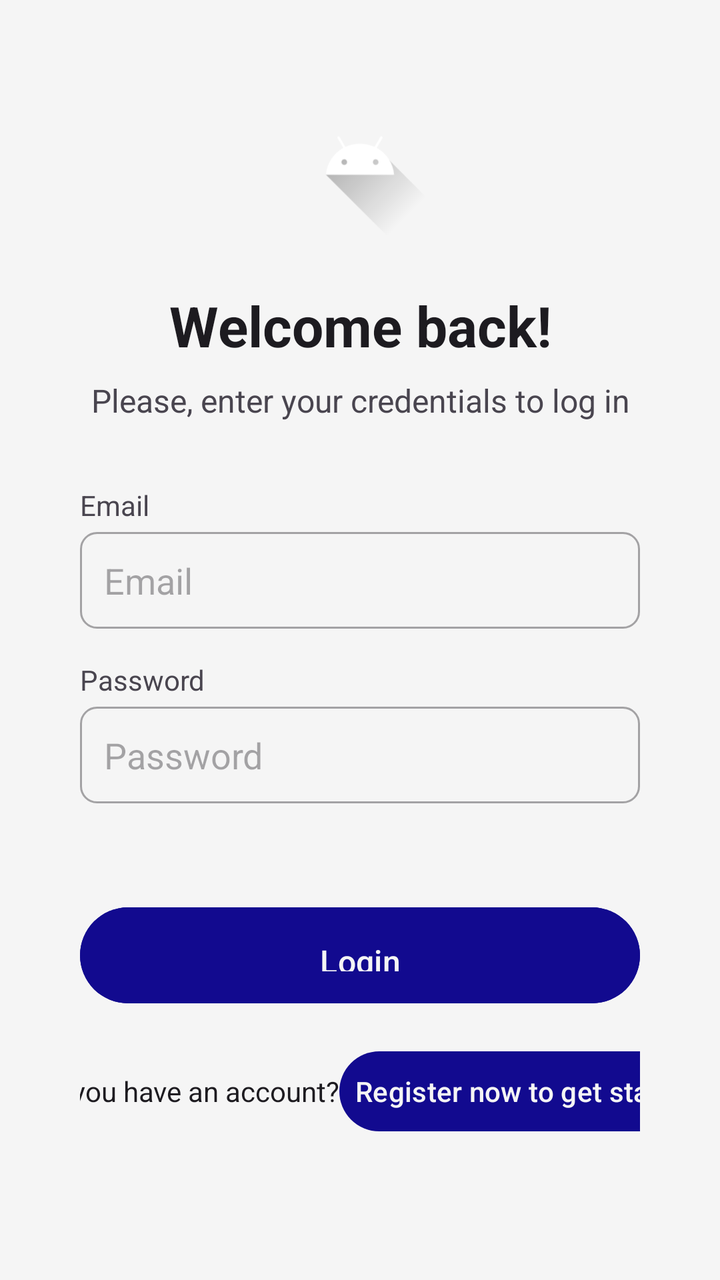
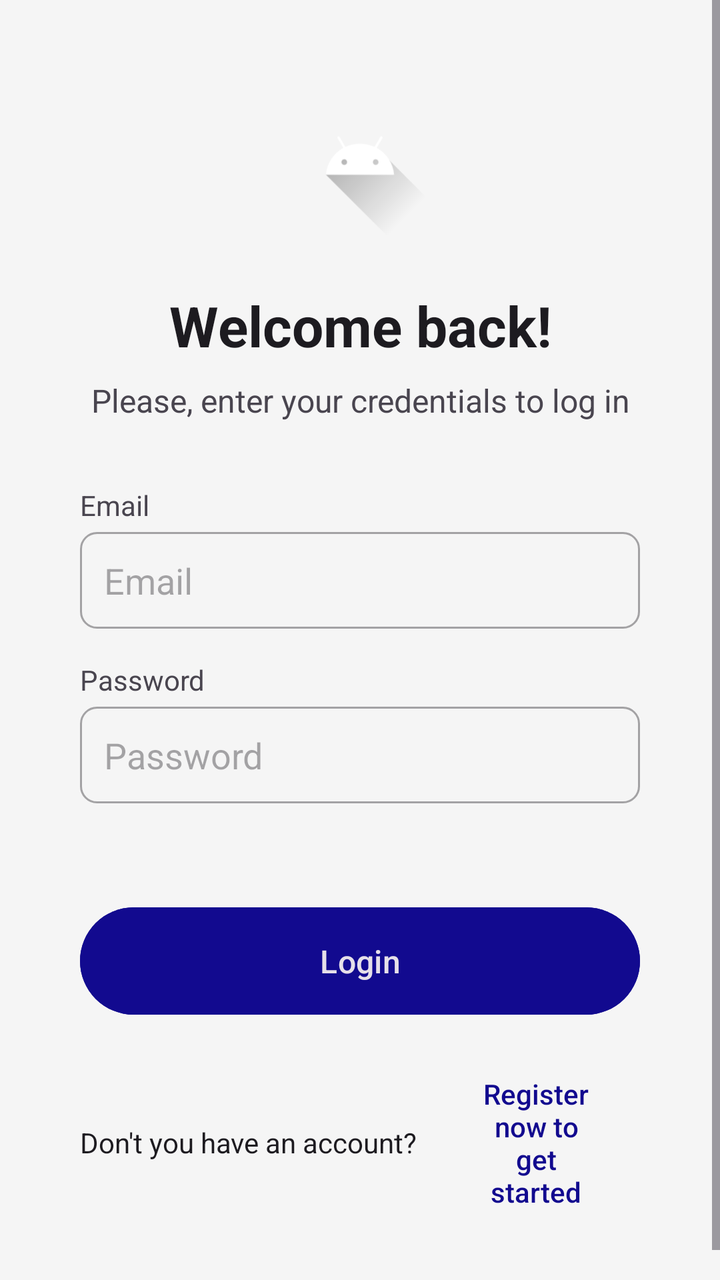

The first picture is an Android layout as it rendered before a commit; the second is the same layout after the commit. The layout source and the unified diff follow.
<!-- AndroidManifest.xml: application theme Theme.MiCasaEsTuCasa -->
<!-- res/layout/login.xml -->
<?xml version="1.0" encoding="utf-8"?>
<ScrollView
    xmlns:android="http://schemas.android.com/apk/res/android"
    xmlns:tools="http://schemas.android.com/tools"
    android:layout_width="match_parent"
    android:layout_height="match_parent"
    android:background="?android:attr/colorBackground"
    tools:context=".ui.utente.LoginActivity">

    <RelativeLayout
        android:layout_width="match_parent"
        android:layout_height="wrap_content"
        android:padding="16dp">

        <LinearLayout
            android:layout_width="match_parent"
            android:layout_height="wrap_content"
            android:orientation="vertical"
            android:padding="24dp">

            
            <ImageView
                android:layout_width="80dp"
                android:layout_height="80dp"
                android:layout_gravity="center"
                android:layout_marginBottom="24dp"
                android:src="@drawable/ic_launcher_foreground"
                android:contentDescription="@string/app_name"/>

            <TextView
                android:layout_width="match_parent"
                android:layout_height="wrap_content"
                android:text="@string/welcome_back"
                android:textSize="28sp"
                android:textStyle="bold"
                android:textColor="?android:attr/textColorPrimary"
                android:gravity="center"
                android:layout_marginBottom="8dp"/>

            <TextView
                android:layout_width="match_parent"
                android:layout_height="wrap_content"
                android:text="@string/inserisci_credenziali"
                android:textSize="16sp"
                android:textColor="?android:attr/textColorSecondary"
                android:gravity="center"
                android:layout_marginBottom="32dp"/>

            
            <TextView
                android:layout_width="match_parent"
                android:layout_height="wrap_content"
                android:text="@string/email"
                android:textSize="14sp"
                android:textColor="?android:attr/textColorSecondary"
                android:layout_marginBottom="4dp"/>

            <EditText
                android:id="@+id/emailEditText"
                android:layout_width="match_parent"
                android:layout_height="wrap_content"
                android:hint="@string/email"
                android:inputType="textEmailAddress"
                android:maxLines="1"
                android:autofillHints="emailAddress"
                android:padding="12dp"
                android:layout_marginBottom="16dp"
                android:background="@drawable/edittext_background"
                android:textColor="?android:attr/textColorPrimary"
                android:textColorHint="?android:attr/textColorHint"/>

            
            <TextView
                android:layout_width="match_parent"
                android:layout_height="wrap_content"
                android:text="@string/password"
                android:textSize="14sp"
                android:textColor="?android:attr/textColorSecondary"
                android:layout_marginBottom="4dp"/>

            <EditText
                android:id="@+id/passwordEditText"
                android:layout_width="match_parent"
                android:layout_height="wrap_content"
                android:hint="@string/password"
                android:inputType="textPassword"
                android:maxLines="1"
                android:padding="12dp"
                android:autofillHints="password"
                android:layout_marginBottom="24dp"
                android:background="@drawable/edittext_background"
                android:textColor="?android:attr/textColorPrimary"
                android:textColorHint="?android:attr/textColorHint"/>

            
            <ProgressBar
                android:id="@+id/progressBar"
                android:layout_width="40dp"
                android:layout_height="40dp"
                android:layout_gravity="center"
                android:visibility="gone"
                android:indeterminateTint="@color/primary"/>

            
            <Button
                android:id="@+id/btnLogin"
                android:layout_width="match_parent"
                android:layout_height="56dp"
                android:backgroundTint="@color/primary"
                android:text="@string/login"
                android:textSize="16sp"
                android:textColor="?android:attr/colorBackground"
                android:textAllCaps="false"
                android:padding="16dp"
                android:layout_marginTop="24dp"
                android:layout_marginBottom="16dp"/>

            
            <LinearLayout
                android:layout_width="match_parent"
                android:layout_height="wrap_content"
                android:orientation="horizontal"
                android:gravity="center">

                <TextView
                    android:layout_width="wrap_content"
                    android:layout_height="wrap_content"
                    android:text="@string/dont_have_account"
                    android:textColor="?android:attr/textColorPrimary"/>

                <Space
                    android:layout_width="0dp"
                    android:layout_height="wrap_content"
                    android:layout_weight="1"
                    />

                <Button
                    android:id="@+id/btnSignUp"
                    android:layout_width="wrap_content"
                    android:layout_height="wrap_content"
                    android:background="@null"
                    android:text="@string/registrati_subito"
                    android:textColor="?android:attr/colorBackground"
                    android:textSize="14sp"
                    android:textAllCaps="false"
                    android:padding="8dp"/>
            </LinearLayout>

        </LinearLayout>
    </RelativeLayout>
</ScrollView>
<!-- resources referenced by this layout -->
<resources>
  <color name="primary">#120A8F</color>
  <!-- drawable edittext_background (drawable) -->
  <?xml version="1.0" encoding="utf-8"?>
  <shape xmlns:android="http://schemas.android.com/apk/res/android">
      <solid android:color="?android:attr/colorBackground"/>
      <stroke
          android:width="1dp"
          android:color="?android:attr/textColorHint"/>
      <corners android:radius="8dp"/>
  </shape>
  <!-- drawable ic_launcher_foreground (drawable) -->
  <vector xmlns:android="http://schemas.android.com/apk/res/android"
      xmlns:aapt="http://schemas.android.com/aapt"
      android:width="108dp"
      android:height="108dp"
      android:viewportWidth="108"
      android:viewportHeight="108">
      <path android:pathData="M31,63.928c0,0 6.4,-11 12.1,-13.1c7.2,-2.6 26,-1.4 26,-1.4l38.1,38.1L107,108.928l-32,-1L31,63.928z">
          <aapt:attr name="android:fillColor">
              <gradient
                  android:endX="85.84757"
                  android:endY="92.4963"
                  android:startX="42.9492"
                  android:startY="49.59793"
                  android:type="linear">
                  <item
                      android:color="#44000000"
                      android:offset="0.0" />
                  <item
                      android:color="#00000000"
                      android:offset="1.0" />
              </gradient>
          </aapt:attr>
      </path>
      <path
          android:fillColor="#FFFFFF"
          android:fillType="nonZero"
          android:pathData="M65.3,45.828l3.8,-6.6c0.2,-0.4 0.1,-0.9 -0.3,-1.1c-0.4,-0.2 -0.9,-0.1 -1.1,0.3l-3.9,6.7c-6.3,-2.8 -13.4,-2.8 -19.7,0l-3.9,-6.7c-0.2,-0.4 -0.7,-0.5 -1.1,-0.3C38.8,38.328 38.7,38.828 38.9,39.228l3.8,6.6C36.2,49.428 31.7,56.028 31,63.928h46C76.3,56.028 71.8,49.428 65.3,45.828zM43.4,57.328c-0.8,0 -1.5,-0.5 -1.8,-1.2c-0.3,-0.7 -0.1,-1.5 0.4,-2.1c0.5,-0.5 1.4,-0.7 2.1,-0.4c0.7,0.3 1.2,1 1.2,1.8C45.3,56.528 44.5,57.328 43.4,57.328L43.4,57.328zM64.6,57.328c-0.8,0 -1.5,-0.5 -1.8,-1.2s-0.1,-1.5 0.4,-2.1c0.5,-0.5 1.4,-0.7 2.1,-0.4c0.7,0.3 1.2,1 1.2,1.8C66.5,56.528 65.6,57.328 64.6,57.328L64.6,57.328z"
          android:strokeWidth="1"
          android:strokeColor="#00000000" />
  </vector>
  <string name="app_name">Mi Casa es tu Casa</string>
  <string name="dont_have_account">Don\'t you have an account?</string>
  <string name="email">Email</string>
  <string name="inserisci_credenziali">Please, enter your credentials to log in</string>
  <string name="login">Login</string>
  <string name="password">Password</string>
  <string name="registrati_subito">Register now to get started</string>
  <string name="welcome_back">Welcome back!</string>
  <style name="Theme.MiCasaEsTuCasa" parent="Base.Theme.MiCasaEsTuCasa" />
  <style name="Base.Theme.MiCasaEsTuCasa" parent="Theme.Material3.DayNight.NoActionBar">
          
          <item name="colorPrimary">@color/primary</item>
          <item name="colorPrimaryVariant">@color/primary_dark</item>
          <item name="colorOnPrimary">@color/white</item>
  
          
          <item name="colorSecondary">@color/secondary</item>
          <item name="colorSecondaryVariant">@color/secondary_dark</item>
          <item name="colorOnSecondary">@color/black</item>
  
          
          <item name="android:colorBackground">@color/backgroundColor</item>
          <item name="colorSurface">@color/white</item>
          <item name="colorError">@color/red</item>
  
          
          <item name="android:statusBarColor">@color/primary_dark</item>
          <item name="android:navigationBarColor">@color/primary_dark</item>
      </style>
  <color name="primary_dark">#001226</color>
  <color name="white">#FFFFFF</color>
  <color name="secondary">#FF9F1C</color>
  <color name="secondary_dark">#E08A00</color>
  <color name="black">#000000</color>
  <color name="backgroundColor">#F5F5F5</color>
  <color name="red">#F44336</color>
</resources>

<!-- the commit's change to res/layout/login.xml (unified diff, before → after) -->
@@ -105,22 +105,22 @@
             <Button
                 android:id="@+id/btnLogin"
                 android:layout_width="match_parent"
-                android:layout_height="56dp"
+                android:layout_height="wrap_content"
+                android:minHeight="56dp"
                 android:backgroundTint="@color/primary"
                 android:text="@string/login"
                 android:textSize="16sp"
-                android:textColor="?android:attr/colorBackground"
+                android:textColor="?android:textColorPrimaryInverse"
                 android:textAllCaps="false"
                 android:padding="16dp"
                 android:layout_marginTop="24dp"
                 android:layout_marginBottom="16dp"/>
 
-            
             <LinearLayout
                 android:layout_width="match_parent"
                 android:layout_height="wrap_content"
                 android:orientation="horizontal"
-                android:gravity="center">
+                android:gravity="center_horizontal|center_vertical">
 
                 <TextView
                     android:layout_width="wrap_content"
@@ -128,22 +128,17 @@
                     android:text="@string/dont_have_account"
                     android:textColor="?android:attr/textColorPrimary"/>
 
-                <Space
-                    android:layout_width="0dp"
-                    android:layout_height="wrap_content"
-                    android:layout_weight="1"
-                    />
-
                 <Button
                     android:id="@+id/btnSignUp"
                     android:layout_width="wrap_content"
                     android:layout_height="wrap_content"
-                    android:background="@null"
+                    android:background="?attr/selectableItemBackground"
                     android:text="@string/registrati_subito"
-                    android:textColor="?android:attr/colorBackground"
+                    android:textColor="@color/primary"
                     android:textSize="14sp"
                     android:textAllCaps="false"
-                    android:padding="8dp"/>
+                    android:layout_marginStart="8dp"
+                    style="?android:attr/borderlessButtonStyle"/>
             </LinearLayout>
 
         </LinearLayout>
